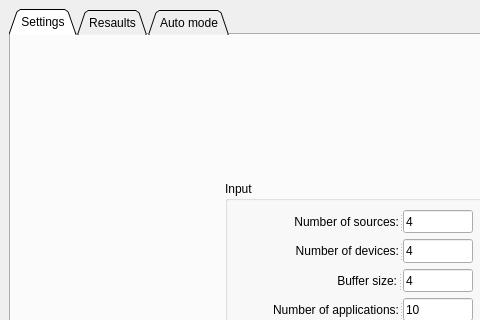
Qt form SMO_project/SMO/mainwindow.ui (d0ctr/SMO) before a commit; both pictures show x 0 to 480 and y 0 to 320 of the 800 by 600 pixel window.
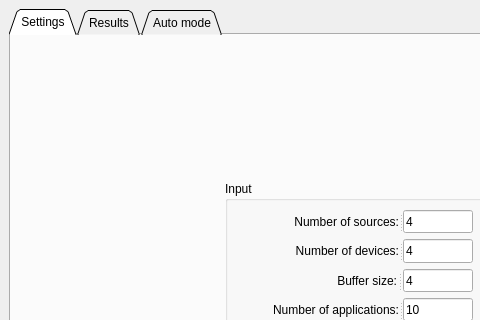
The same form after that commit.

What changed in the file:
```diff
--- a/SMO_project/SMO/mainwindow.ui
+++ b/SMO_project/SMO/mainwindow.ui
@@ -300,7 +300,7 @@
       </widget>
       <widget class="QWidget" name="tab_2">
        <attribute name="title">
-        <string>Resaults</string>
+        <string>Results</string>
        </attribute>
        <layout class="QGridLayout" name="gridLayout_2">
         <item row="1" column="0">
```
Left out of the diff: 2 changed lines with no effect on the pictures.
